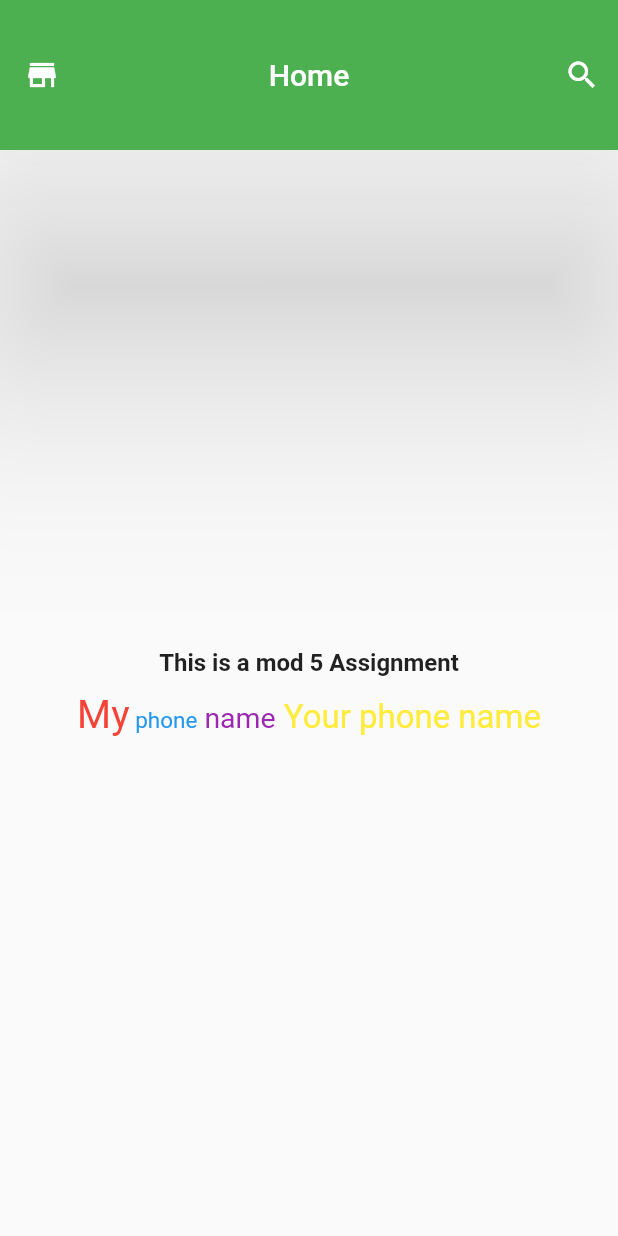
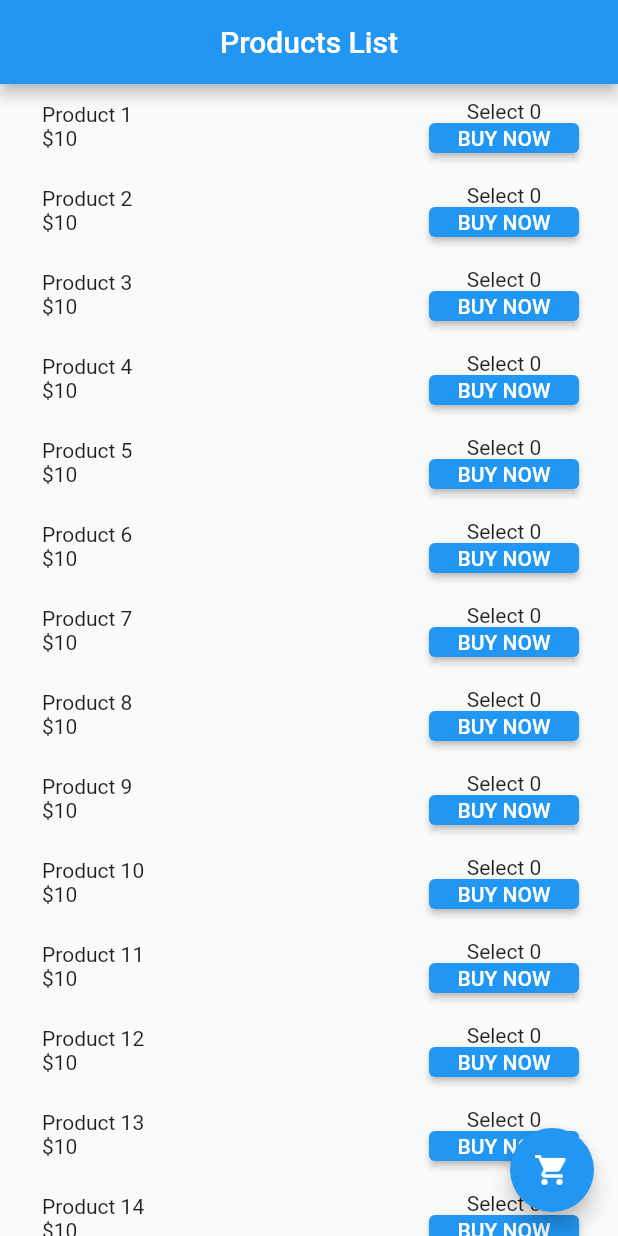
Before and after one commit to Hrkjawad/Flutter, a Flutter app: the screen it shows after launch, on a phone screen of 412 x 824 dp. Run offline on Flutter 3.47's test engine with Material 2 defaults, Android fonts, the phone set to English and light mode, and no system bars.

Commit message:
mod7_assignment

```diff
--- a/lib/main.dart
+++ b/lib/main.dart
@@ -1,74 +1,135 @@
 import 'package:flutter/material.dart';
 
-void main() => runApp(Assignment5());
+void main() {
+  runApp(Assignment6());
+}
 
-class Assignment5 extends StatelessWidget {
+class Assignment6 extends StatelessWidget {
+  const Assignment6({Key? key});
 
   @override
   Widget build(BuildContext context) {
     return MaterialApp(
       debugShowCheckedModeBanner: false,
-    home: myAPP(),
+      home: ProductList(),
     );
   }
 }
 
-class myAPP extends StatelessWidget {
+class ProductList extends StatefulWidget {
+  const ProductList({Key? key});
+
+  @override
+  State<ProductList> createState() => _ProductListState();
+}
+
+class _ProductListState extends State<ProductList> {
+  List<int> selectedItems = List.generate(15, (index) => 0);
 
   @override
   Widget build(BuildContext context) {
     return Scaffold(
       appBar: AppBar(
-        title: Text("Home"),
+        title: Text("Products List"),
         centerTitle: true,
-        elevation: 70,
-        toolbarHeight: 100,
-        leading: Icon(Icons.store),
-        actions:[
-        Padding(
+      ),
+      body: ListView.builder(
+        itemCount: 15,
+        itemBuilder: (context, index) {
+          return ListTile(
+            leading: Padding(
               padding: const EdgeInsets.all(12.0),
-          child: Icon(Icons.search),
+              child: Column(
+                crossAxisAlignment: CrossAxisAlignment.start,
+                children: [
+                  Text("Product ${index + 1}"),
+                  Text("\$${10}"),
+                ],
+              ),
+            ),
+            trailing: Padding(
+              padding: const EdgeInsets.all(10.0),
+              child: Column(
+                children: [
+                  Wrap(
+                    children: [
+                      Text("Select ${selectedItems[index]}"),
+                    ],
+                  ),
+                  Container(
+                    width: 100,
+                    height: 20,
+                    child: ElevatedButton(
+                      onPressed: () {
+                        setState(() {
+                          if (selectedItems[index] > 3) {
+                            selectedItems[index] = selectedItems[index] + 1;
+                            showDialog(
+                              context: context,
+                              barrierDismissible: false,
+                              builder: (context) {
+                                return Padding(
+                                  padding: const EdgeInsets.all(16.0),
+                                  child: AlertDialog(
+                                    title: Text("Congratulations!"),
+                                    content: Text("You've bought 5 Product ${index + 1}"),
+                                    actions: [
+                                      TextButton(
+                                        onPressed: () {
+                                          Navigator.pop(context);
+                                        },
+                                        child: Text("OK"),
                                       ),
                                     ],
-        backgroundColor: Colors.green,
                                   ),
-      body: Center(
-        child: Column(
-          mainAxisAlignment: MainAxisAlignment.center,
-          children: [
-            Text("This is a mod 5 Assignment",
-              style: const TextStyle(
-                  fontSize: 16,
-                  fontWeight: FontWeight.bold
-
+                                );
+                              },
+                            );
+                          } else {
+                            selectedItems[index] = selectedItems[index] + 1;
+                          }
+                        });
+                      },
+                      child: Text("BUY NOW"),
                     ),
                   ),
-            SizedBox(height: 10,),
-            RichText(text: const TextSpan(
-              text: "My",
-              style: TextStyle(fontSize: 26,
-              color: Colors.red),
-              children: [
-                const TextSpan(
-                  text: " phone",
-                  style: TextStyle(color: Colors.blue,
-                  fontSize: 15,),
-                ),
-                const TextSpan(
-                  text: " name",
-                  style: TextStyle(color: Colors.purple,
-                    fontSize: 19,),
-                ),
-                const TextSpan(
-                  text: " Your phone name",
-                  style: TextStyle(color: Colors.yellow,
-                  fontSize: 22,),
-                )
-              ]
-            ))
                 ],
               ),
             ),
           );
+        },
+      ),
+      floatingActionButton: FloatingActionButton(
+        onPressed: () {
+          Navigator.push(
+            context,
+            MaterialPageRoute(
+              builder: (context) => CartPage(selectedItems: selectedItems),
+            ),
+          );
+        },
+        child: Icon(Icons.shopping_cart),
+      ),
+    );
   }
 }
+
+class CartPage extends StatelessWidget {
+  final List<int> selectedItems;
+
+  const CartPage({Key? key, required this.selectedItems});
+
+  @override
+  Widget build(BuildContext context) {
+    int totalProducts = selectedItems.fold(0, (sum, item) => sum + item);
+    return Scaffold(
+      appBar: AppBar(
+        title: Text("Cart Page"),
+        centerTitle: true,
+      ),
+      body: Center(
+        child: Text("Total Products: $totalProducts"),
+      ),
+    );
+  }
+}
```
Lines whose indentation alone changed are shown as unchanged.
